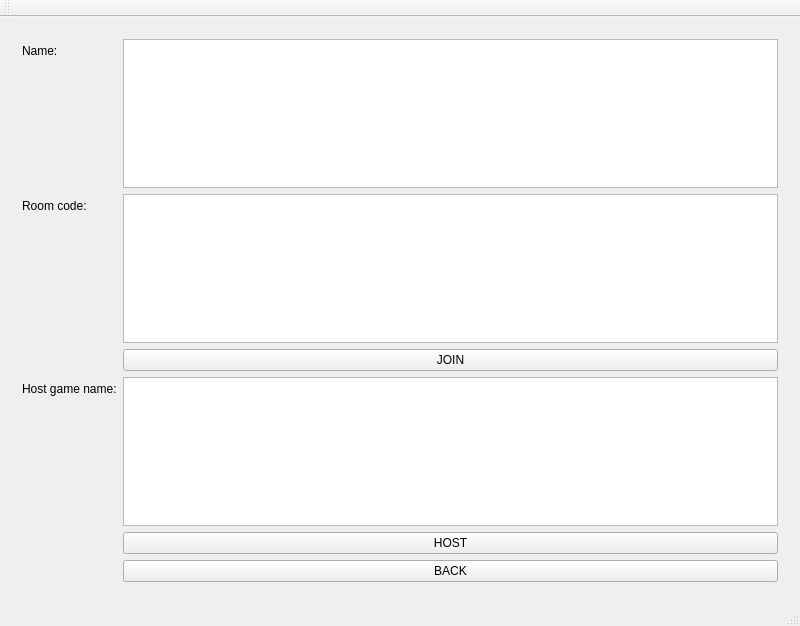
This is DominoKingdoms/mainwindow.ui in MATF-Computer-Networks-Projects/2020_Domino-Kingdoms as Qt 5 draws it before an edit. The edited form follows.
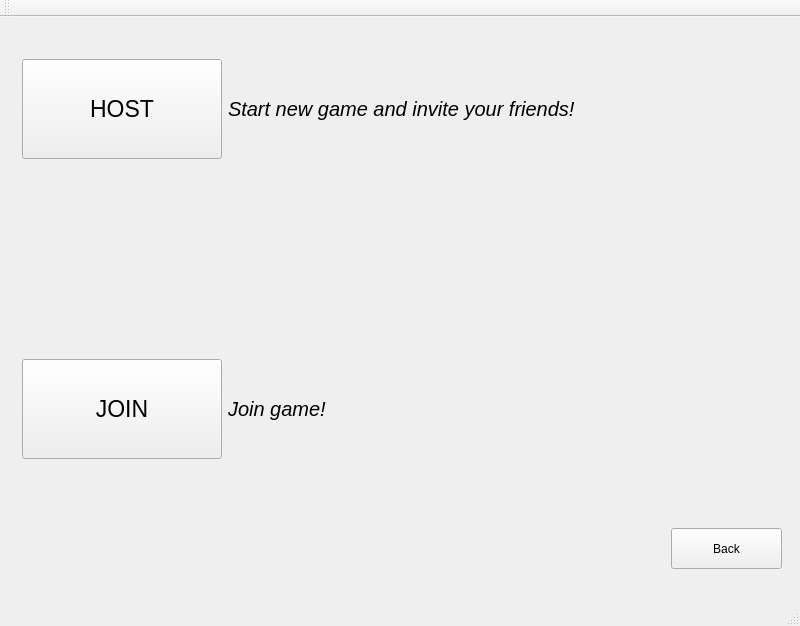
This is the edited form.

Commit message: Changed newGame window

What changed in the file:
```diff
--- a/DominoKingdoms/mainwindow.ui
+++ b/DominoKingdoms/mainwindow.ui
@@ -20,8 +20,8 @@
    <layout class="QVBoxLayout" name="verticalLayout">
     <item>
      <widget class="QStackedWidget" name="stackedWidget">
-      <property name="currentIndex"> 
-       <number>1</number>
+      <property name="currentIndex">
+       <number>5</number>
       </property>
       <widget class="QWidget" name="menuScreen">
        <layout class="QVBoxLayout" name="verticalLayout_4">
@@ -315,6 +315,114 @@
         <bool>true</bool>
        </property>
       </widget>
+      <widget class="QWidget" name="NewGameScreen">
+       <widget class="QWidget" name="formLayoutWidget">
+        <property name="geometry">
+         <rect>
+          <x>0</x>
+          <y>20</y>
+          <width>688</width>
+          <height>521</height>
+         </rect>
+        </property>
+        <layout class="QFormLayout" name="formLayout_2">
+         <property name="verticalSpacing">
+          <number>200</number>
+         </property>
+         <item row="0" column="0">
+          <widget class="QPushButton" name="pbHost">
+           <property name="minimumSize">
+            <size>
+             <width>200</width>
+             <height>100</height>
+            </size>
+           </property>
+           <property name="font">
+            <font>
+             <pointsize>17</pointsize>
+            </font>
+           </property>
+           <property name="text">
+            <string>HOST</string>
+           </property>
+          </widget>
+         </item>
+         <item row="1" column="0">
+          <widget class="QPushButton" name="pbJoin">
+           <property name="minimumSize">
+            <size>
+             <width>200</width>
+             <height>100</height>
+            </size>
+           </property>
+           <property name="font">
+            <font>
+             <pointsize>17</pointsize>
+             <weight>50</weight>
+             <italic>false</italic>
+             <bold>false</bold>
+            </font>
+           </property>
+           <property name="text">
+            <string>JOIN</string>
+           </property>
+          </widget>
+         </item>
+         <item row="1" column="1">
+          <widget class="QLabel" name="label_3">
+           <property name="font">
+            <font>
+             <pointsize>15</pointsize>
+             <italic>true</italic>
+            </font>
+           </property>
+           <property name="text">
+            <string>Join game!</string>
+           </property>
+          </widget>
+         </item>
+         <item row="0" column="1">
+          <widget class="QLabel" name="label_2">
+           <property name="minimumSize">
+            <size>
+             <width>0</width>
+             <height>0</height>
+            </size>
+           </property>
+           <property name="baseSize">
+            <size>
+             <width>0</width>
+             <height>0</height>
+            </size>
+           </property>
+           <property name="font">
+            <font>
+             <pointsize>15</pointsize>
+             <italic>true</italic>
+             <strikeout>false</strikeout>
+            </font>
+           </property>
+           <property name="text">
+            <string>Start new game and invite your friends!</string>
+           </property>
+          </widget>
+         </item>
+        </layout>
+       </widget>
+       <widget class="QPushButton" name="pbBackNewGame">
+        <property name="geometry">
+         <rect>
+          <x>660</x>
+          <y>500</y>
+          <width>111</width>
+          <height>41</height>
+         </rect>
+        </property>
+        <property name="text">
+         <string>Back</string>
+        </property>
+       </widget>
+      </widget>
      </widget>
     </item>
    </layout>
```
The commit also changes 1 other file.
